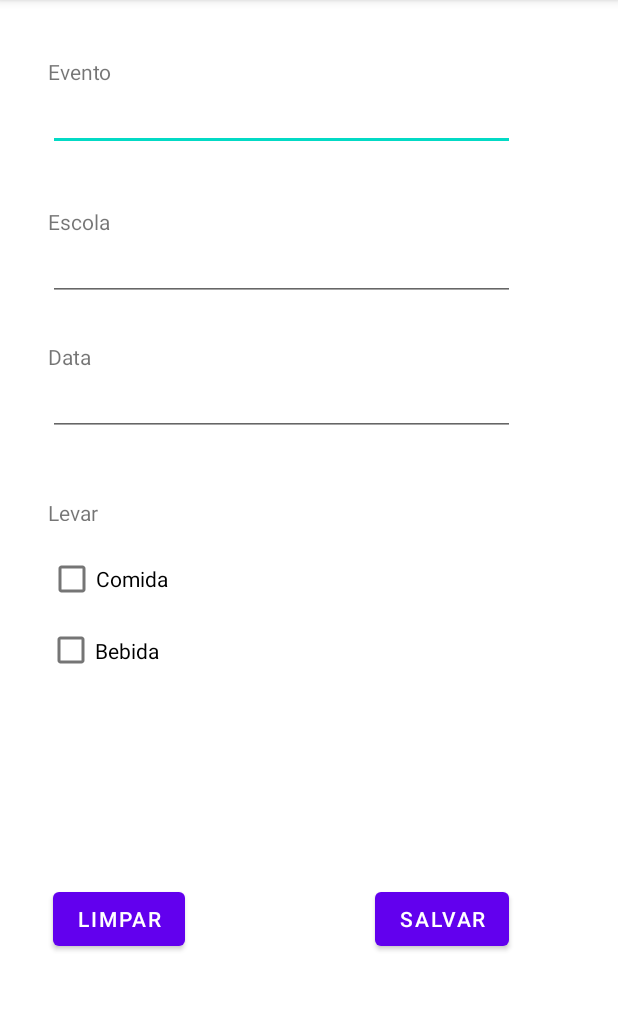
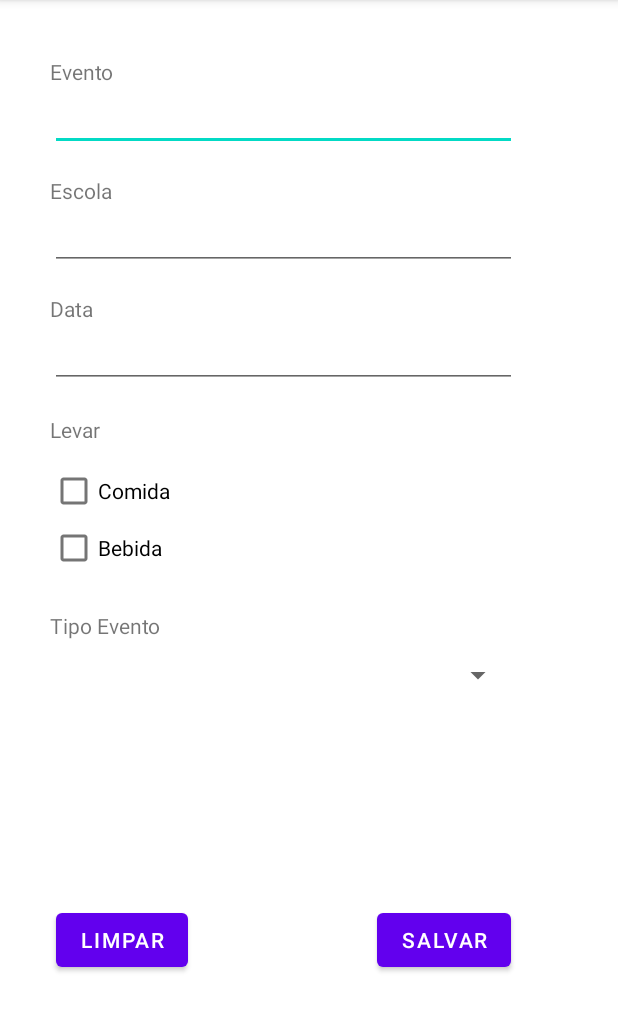
Before and after one commit to danielapandrade/controleEscolarUTFPR, an Android app: the CadastroEventoActivity screen opened directly, with no data from a screen before it, on a phone screen of 412 x 824 dp, the part 84-1116 px from its top. Run offline under Robolectric (Android 15) with nearby library versions, the phone set to English and light mode, and no system bars.

Commit message:
Finishing layout

```diff
--- a/app/src/main/res/layout/activity_cadastro_evento.xml
+++ b/app/src/main/res/layout/activity_cadastro_evento.xml
@@ -13,7 +13,7 @@
         android:text="@string/evento"
         app:layout_constraintBottom_toTopOf="@+id/editTextTextPersonName"
         app:layout_constraintEnd_toEndOf="parent"
-        app:layout_constraintHorizontal_bias="0.086"
+        app:layout_constraintHorizontal_bias="0.091"
         app:layout_constraintStart_toStartOf="parent"
         app:layout_constraintTop_toTopOf="parent"
         app:layout_constraintVertical_bias="1.0" />
@@ -42,7 +42,7 @@
         app:layout_constraintHorizontal_bias="0.0"
         app:layout_constraintStart_toStartOf="@id/textViewEvento"
         app:layout_constraintTop_toBottomOf="@+id/editTextTextPersonName"
-        app:layout_constraintVertical_bias="0.058" />
+        app:layout_constraintVertical_bias="0.026" />
 
     <EditText
         android:id="@+id/editTextEscolaEvento"
@@ -67,7 +67,7 @@
         app:layout_constraintHorizontal_bias="0.0"
         app:layout_constraintStart_toStartOf="@+id/editTextEscolaEvento"
         app:layout_constraintTop_toBottomOf="@+id/editTextEscolaEvento"
-        app:layout_constraintVertical_bias="0.050000012" />
+        app:layout_constraintVertical_bias="0.028" />
 
     <EditText
         android:id="@+id/editTextDate"
@@ -92,12 +92,12 @@
         app:layout_constraintHorizontal_bias="0.0"
         app:layout_constraintStart_toStartOf="@+id/editTextDate"
         app:layout_constraintTop_toBottomOf="@+id/editTextDate"
-        app:layout_constraintVertical_bias="0.089999974" />
+        app:layout_constraintVertical_bias="0.036" />
 
     <CheckBox
         android:id="@+id/checkBoxComida"
-        android:layout_width="wrap_content"
-        android:layout_height="wrap_content"
+        android:layout_width="87dp"
+        android:layout_height="36dp"
         android:text="@string/comida"
         app:layout_constraintBottom_toBottomOf="parent"
         app:layout_constraintEnd_toEndOf="@+id/textViewLevar"
@@ -108,8 +108,8 @@
 
     <CheckBox
         android:id="@+id/checkBoxBebida"
-        android:layout_width="81dp"
-        android:layout_height="47dp"
+        android:layout_width="87dp"
+        android:layout_height="40dp"
         android:text="@string/bebida"
         app:layout_constraintBottom_toBottomOf="parent"
         app:layout_constraintEnd_toEndOf="@+id/checkBoxComida"
@@ -138,6 +138,30 @@
         app:layout_constraintBottom_toBottomOf="parent"
         app:layout_constraintEnd_toStartOf="@+id/buttonSalvarEvento"
         app:layout_constraintStart_toStartOf="@+id/checkBoxBebida"
-        app:layout_constraintTop_toBottomOf="@+id/checkBoxBebida" />
+        app:layout_constraintTop_toBottomOf="@+id/checkBoxBebida"
+        app:layout_constraintVertical_bias="0.65" />
+
+    <TextView
+        android:id="@+id/textViewTipoEvento"
+        android:layout_width="wrap_content"
+        android:layout_height="wrap_content"
+        android:text="@string/tipoEvento"
+        app:layout_constraintBottom_toBottomOf="parent"
+        app:layout_constraintEnd_toEndOf="parent"
+        app:layout_constraintHorizontal_bias="0.0"
+        app:layout_constraintStart_toStartOf="@+id/textViewLevar"
+        app:layout_constraintTop_toBottomOf="@+id/checkBoxBebida"
+        app:layout_constraintVertical_bias="0.060000002" />
+
+    <Spinner
+        android:id="@+id/spinnerEvento"
+        android:layout_width="309dp"
+        android:layout_height="47dp"
+        app:layout_constraintBottom_toBottomOf="parent"
+        app:layout_constraintEnd_toEndOf="@+id/editTextDate"
+        app:layout_constraintHorizontal_bias="0.0"
+        app:layout_constraintStart_toStartOf="@+id/editTextDate"
+        app:layout_constraintTop_toBottomOf="@+id/textViewTipoEvento"
+        app:layout_constraintVertical_bias="0.0" />
 
 </androidx.constraintlayout.widget.ConstraintLayout>
--- a/app/src/main/res/values/strings.xml
+++ b/app/src/main/res/values/strings.xml
@@ -25,4 +25,5 @@
     <string name="bebida">Bebida</string>
     <string name="limparEvento">Limpar</string>
     <string name="salvarEvento">SALVAR</string>
+    <string name="tipoEvento">Tipo Evento</string>
 </resources>
```
